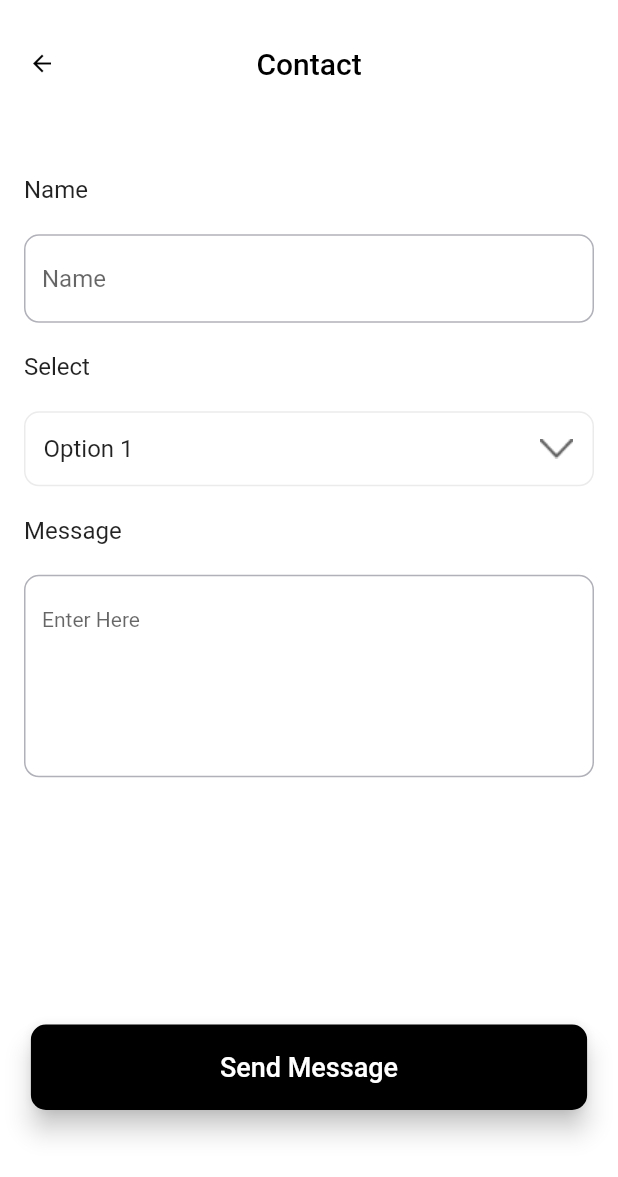
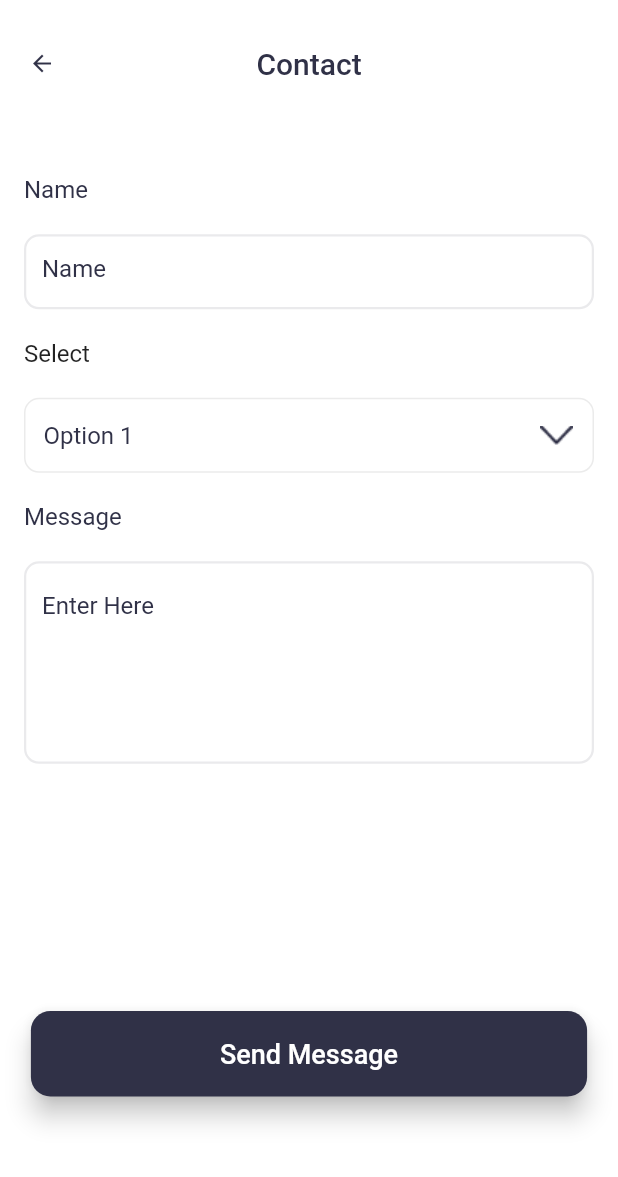
Before and after one commit to rishita-joshi/rentRoom, a Flutter app: the ContactPage screen opened directly, on a phone screen of 412 x 824 dp. Shown: the top 1177 px of the screen. Run offline on Flutter 3.47's test engine with Material 2 defaults, Android fonts, the phone set to English and light mode, and no system bars; our stand-ins replace equatable, firebase_auth, flutter_bloc, flutter_spinkit, flutter_svg, google_sign_in and 4 more; missing offline and left inert: assorted_layout_widgets, flutter_paypal, http_auth, webview_flutter_android, webview_flutter_wkwebview; accounts and stored records are empty; project files that could hold a hidden picture were left out.

Commit message:
setting,contact,profile screen theme change

```diff
--- a/lib/screens/contact.dart
+++ b/lib/screens/contact.dart
@@ -1,6 +1,7 @@
 import 'package:flutter/material.dart';
 
 import '../themes/ColorPalette.dart';
+import '../utils/design_utils.dart';
 
 class ContactPage extends StatefulWidget {
   @override
@@ -10,6 +11,8 @@ class ContactPage extends StatefulWidget {
 class _ContactPageState extends State<ContactPage> {
   late String _selectedOption;
   TextEditingController _messageController = TextEditingController();
+  final nameController = TextEditingController();
+  final messageController = TextEditingController();
 
   @override
   void initState() {
@@ -26,19 +29,19 @@ class _ContactPageState extends State<ContactPage> {
           child: Padding(
             padding: const EdgeInsets.only(top: 25.0),
             child: AppBar(
-              backgroundColor: Colors.white,
+              // backgroundColor: Colors.white,
               elevation: 0.0,
               leading: IconButton(
                 icon: Icon(
                   Icons.arrow_back,
-                  color: Colors.black,
+                  color: Theme.of(context).iconTheme.color,
                 ),
                 onPressed: () => Navigator.of(context).pop(),
               ),
               title: Text(
                 'Contact',
                 style: TextStyle(
-                    color: ColorPalette.blackColor,
+                    color: Theme.of(context).colorScheme.primary,
                     fontWeight: FontWeight.w500,
                     fontFamily: 'Roboto',
                     fontSize: 20),
@@ -49,7 +52,6 @@ class _ContactPageState extends State<ContactPage> {
         ),
         body: SingleChildScrollView(
           child: Container(
-            color: Colors.white,
             height: MediaQuery.of(context).size.height * 0.9,
             width: MediaQuery.of(context).size.width,
             child: Padding(
@@ -63,18 +65,29 @@ class _ContactPageState extends State<ContactPage> {
                   Text(
                     'Name',
                     style: TextStyle(
-                      // fontWeight: FontWeight.bold,
+                      color: Theme.of(context).colorScheme.primary,
                       fontSize: 16.0,
                     ),
                   ),
                   SizedBox(height: 20.0),
-                  TextFormField(
-                    decoration: InputDecoration(
-                      border: OutlineInputBorder(
-                        borderRadius: BorderRadius.circular(10.0),
-                      ),
-                      hintText: 'Name',
-                    ),
+                  Container(
+                    height: 50,
+                    child: TextFormField(
+                        controller: nameController,
+                        cursorColor: ColorPalette.blackColor,
+                        style: TextStyle(color: ColorPalette.blackColor),
+                        decoration: getTextFiledDecRadius('Name', context)
+                        //     InputDecoration(
+                        //   border: OutlineInputBorder(
+                        //     borderRadius: BorderRadius.circular(10.0),
+                        //   ),
+                        //   hintText: 'Name',
+                        //   hintStyle: TextStyle(
+                        //     color: Theme.of(context).colorScheme.primary,
+                        //     fontSize: 16,
+                        //   ),
+                        // ),
+                        ),
                   ),
                   SizedBox(height: 20.0),
                   Text(
@@ -88,18 +101,28 @@ class _ContactPageState extends State<ContactPage> {
                   Container(
                     padding: EdgeInsets.symmetric(horizontal: 12.0),
                     decoration: BoxDecoration(
+                      color: Theme.of(context).brightness == Brightness.dark
+                          ? ColorPalette.whiteColor
+                          : ColorPalette.transparentColor,
                       borderRadius: BorderRadius.circular(10.0),
                       border: Border.all(color: Color(0XFFEBEBEB)),
                     ),
                     child: DropdownButtonHideUnderline(
                       child: DropdownButtonFormField<String>(
+                        dropdownColor: ColorPalette.whiteColor,
                         icon: ImageIcon(
                           AssetImage("assets/images/Splash/dropdown.png"),
                           size: 18,
+                          color: ColorPalette.darkGrayColor,
                         ),
                         decoration: InputDecoration(
                           enabledBorder: InputBorder.none,
                           disabledBorder: InputBorder.none,
+                          hintText: 'Select',
+                          hintStyle: TextStyle(
+                            color: ColorPalette.darkGrayColor,
+                            fontSize: 16.0,
+                          ),
                         ),
                         value: _selectedOption,
                         onChanged: (value) {
@@ -110,15 +133,33 @@ class _ContactPageState extends State<ContactPage> {
                         items: [
                           DropdownMenuItem(
                             value: 'Option 1',
-                            child: Text('Option 1'),
+                            child: Text(
+                              'Option 1',
+                              style: TextStyle(
+                                color: ColorPalette.darkGrayColor,
+                                fontSize: 16.0,
+                              ),
+                            ),
                           ),
                           DropdownMenuItem(
                             value: 'Option 2',
-                            child: Text('Option 2'),
+                            child: Text(
+                              'Option 2',
+                              style: TextStyle(
+                                color: ColorPalette.darkGrayColor,
+                                fontSize: 16.0,
+                              ),
+                            ),
                           ),
                           DropdownMenuItem(
                             value: 'Option 3',
-                            child: Text('Option 3'),
+                            child: Text(
+                              'Option 3',
+                              style: TextStyle(
+                                color: ColorPalette.darkGrayColor,
+                                fontSize: 16.0,
+                              ),
+                            ),
                           ),
                         ],
                       ),
@@ -128,24 +169,27 @@ class _ContactPageState extends State<ContactPage> {
                   Text(
                     'Message',
                     style: TextStyle(
-                      // fontWeight: FontWeight.bold,
+                      color: ColorPalette.darkGrayColor,
                       fontSize: 16.0,
                     ),
                   ),
                   SizedBox(height: 20.0),
                   TextFormField(
                     controller: _messageController,
+                    cursorColor: ColorPalette.blackColor,
+                    style: TextStyle(color: ColorPalette.blackColor),
+                    decoration: getTextFiledDecRadius('Enter Here', context),
                     maxLines: 5,
-                    decoration: InputDecoration(
-                      border: OutlineInputBorder(
-                        borderRadius: BorderRadius.circular(10.0),
-                        borderSide: BorderSide(
-                          color: Color(0xffEBEBEB),
-                        ),
-                      ),
-                      hintText: 'Enter Here',
-                      hintStyle: TextStyle(fontSize: 14),
-                    ),
+                    // decoration: InputDecoration(
+                    //   border: OutlineInputBorder(
+                    //     borderRadius: BorderRadius.circular(10.0),
+                    //     borderSide: BorderSide(
+                    //       color: Color(0xffEBEBEB),
+                    //     ),
+                    //   ),
+                    //   hintText: 'Enter Here',
+                    //   hintStyle: TextStyle(fontSize: 14),
+                    // ),
                   ),
                   SizedBox(
                     height: MediaQuery.of(context).size.height * 0.2,
@@ -155,18 +199,25 @@ class _ContactPageState extends State<ContactPage> {
                       width: MediaQuery.of(context).size.width * 0.9,
                       height: 57,
                       child: ElevatedButton(
-                        onPressed: () {},
-                        child: Text(
-                          'Send Message',
-                          style: TextStyle(fontSize: 18, fontFamily: 'Roboto'),
-                        ),
-                        style: ElevatedButton.styleFrom(
-                          backgroundColor: ColorPalette.blackColor,
-                          shape: RoundedRectangleBorder(
-                            borderRadius: BorderRadius.circular(10.0),
+                          onPressed: () {},
+                          child: Text(
+                            'Send Message',
+                            style: TextStyle(
+                                fontSize: 18,
+                                fontFamily: 'Roboto',
+                                color: ColorPalette.whiteColor),
                           ),
-                        ),
-                      ),
+                          style: Theme.of(context).brightness == Brightness.dark
+                              ? darkElevatedButtonTheme
+                              : lightElevatedButtonTheme
+
+                          //     style: ElevatedButton.styleFrom(
+                          //       backgroundColor: ColorPalette.whiteColor,
+                          //       shape: RoundedRectangleBorder(
+                          //         borderRadius: BorderRadius.circular(10.0),
+                          //       ),
+                          //     ),
+                          ),
                     ),
                   ),
                 ],
--- a/lib/themes/ColorPalette.dart
+++ b/lib/themes/ColorPalette.dart
@@ -9,4 +9,5 @@ class ColorPalette {
   static const Color redColor = Colors.red;
   static const Color textColorLightGray = Color(0xff878787);
   static const Color containerColor = Color(0xffF6F6F6);
+  static const Color transparentColor  = Colors.transparent;
 }
--- a/lib/utils/design_utils.dart
+++ b/lib/utils/design_utils.dart
@@ -11,3 +11,69 @@ var darkBoxDecoration = BoxDecoration(
 );
 
 var lightBoxDecoration = BoxDecoration(color: ColorPalette.containerColor);
+
+BoxBorder darkBoxBorderDecoration = Border.all(
+  color: ColorPalette.whiteColor,
+  width: 1,
+);
+
+BoxBorder lightBoxBorderDecoration = Border.all(
+  color: ColorPalette.transparentColor,
+  width: 1,
+);
+
+getTextFiledDecRadius(
+  String hintText,
+  BuildContext context,
+) {
+  return InputDecoration(
+    border: const OutlineInputBorder(),
+    fillColor: Colors.white,
+    filled: true,
+    focusedBorder: OutlineInputBorder(
+      borderRadius: BorderRadius.circular(10),
+      borderSide: BorderSide(
+        color: Theme.of(context).brightness == Brightness.dark
+            ? ColorPalette.whiteColor
+            : ColorPalette.blackColor,
+        width: 1.5,
+      ),
+    ),
+    enabledBorder: OutlineInputBorder(
+      borderRadius: BorderRadius.circular(10),
+      borderSide: BorderSide(
+        width: 1.5,
+        color: Theme.of(context).brightness == Brightness.dark
+            ? ColorPalette.whiteColor
+            : ColorPalette.darkGrayColor.withOpacity(0.1),
+      ),
+    ),
+    hintText: hintText,
+    hintStyle: TextStyle(
+      color: ColorPalette.darkGrayColor,
+      fontSize: 16,
+    ),
+  );
+}
+
+var lightElevatedButtonTheme = ElevatedButton.styleFrom(
+  backgroundColor: ColorPalette.darkGrayColor,
+  side: const BorderSide(
+    width: 1.5,
+    color: ColorPalette.transparentColor,
+  ),
+  shape: RoundedRectangleBorder(
+    borderRadius: BorderRadius.circular(13.0),
+  ),
+);
+
+var darkElevatedButtonTheme = ElevatedButton.styleFrom(
+  backgroundColor: ColorPalette.transparentColor,
+  side: const BorderSide(
+    width: 1.5,
+    color: ColorPalette.whiteColor,
+  ),
+  shape: RoundedRectangleBorder(
+    borderRadius: BorderRadius.circular(13.0),
+  ),
+);
```
Also changed, not shown: lib/screens/bottom nav/profile.dart (+7 -11 lines), lib/screens/bottom nav/settings.dart (+35 -35 lines), lib/themes/app_theme.dart (line endings or trailing spaces), pubspec.lock.
